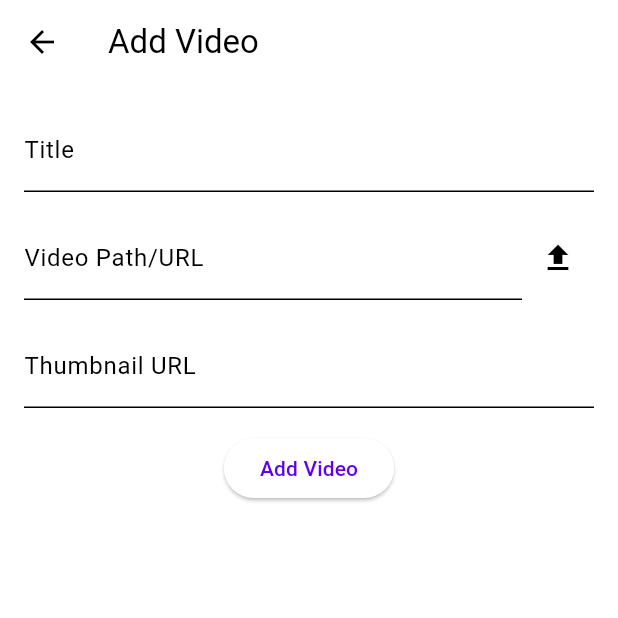
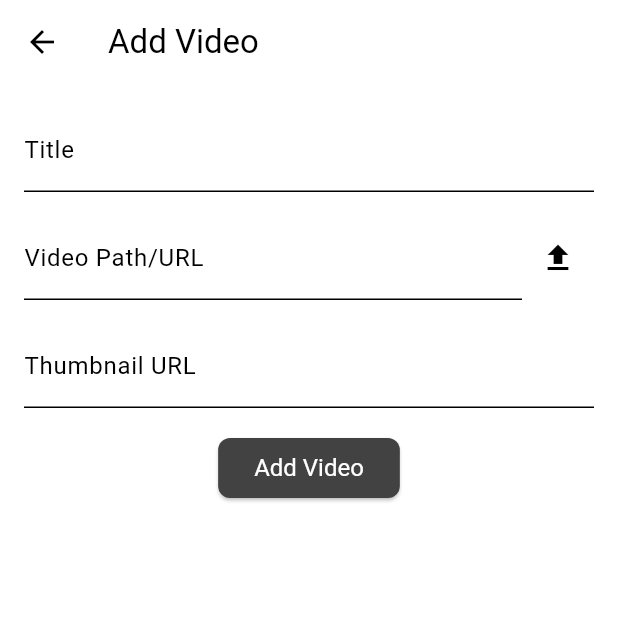
Before and after one commit to Vansh-Bh/video_notes_app, a Flutter app: the screen it shows after launch, after a tap on the "add" icon, on a phone screen of 412 x 824 dp, the top half of it. Run offline on Flutter 3.47's test engine with Material 3 defaults, Android fonts, the phone set to English and light mode, and no system bars; our stand-ins replace file_picker, get, get_storage; missing offline and left inert: flutter_quill, media_kit, media_kit_video.

Commit message:
fix: button theme and theme preference storage

```diff
--- a/lib/main.dart
+++ b/lib/main.dart
@@ -1,12 +1,14 @@
 import 'package:flutter/material.dart';
 import 'package:get/get.dart';
+import 'package:get_storage/get_storage.dart';
 import 'package:media_kit/media_kit.dart';
 import 'package:video_notes_app/theme_changer.dart';
 
 import 'modules/home/home_binding.dart';
 import 'routes/app_pages.dart';
 
-void main() {
+void main() async {
+  await GetStorage.init();
   WidgetsFlutterBinding.ensureInitialized();
   MediaKit.ensureInitialized();
   runApp(MyApp());
--- a/lib/theme_changer.dart
+++ b/lib/theme_changer.dart
@@ -3,7 +3,7 @@ import 'package:get/get.dart';
 import 'package:get_storage/get_storage.dart';
 
 class ThemeService extends GetxController {
-  final _box = GetStorage();
+  final _box = GetStorage(); // Initialize GetStorage for saving theme preferences.
   final _key = 'isDarkMode';
 
   RxBool isDarkMode = false.obs;
@@ -18,20 +18,40 @@ class ThemeService extends GetxController {
 
   _saveThemeToBox(bool isDarkMode) => _box.write(_key, isDarkMode);
 
+  // Switch between light and dark themes.
   void switchTheme() {
     isDarkMode.value = !isDarkMode.value;
     Get.changeThemeMode(isDarkMode.value ? ThemeMode.dark : ThemeMode.light);
     _saveThemeToBox(isDarkMode.value);
   }
 }
+
 class MyAppThemes {
+  // light theme data
   static final lightTheme = ThemeData(
     scaffoldBackgroundColor: Colors.white,
-    colorScheme: ColorScheme.light(),
+    colorScheme: const ColorScheme.light(),
+    elevatedButtonTheme: ElevatedButtonThemeData(
+      style: TextButton.styleFrom(
+          backgroundColor: Colors.grey[800],
+          textStyle: const TextStyle(fontSize: 16, color: Colors.white),
+          foregroundColor: Colors.white,
+          shape:
+              RoundedRectangleBorder(borderRadius: BorderRadius.circular(8))),
+    ),
   );
-
+  // dark theme data
   static final darkTheme = ThemeData(
     scaffoldBackgroundColor: Colors.black,
-    colorScheme: ColorScheme.dark(),
+    colorScheme: const ColorScheme.dark(),
+    elevatedButtonTheme: ElevatedButtonThemeData(
+      style: TextButton.styleFrom(
+          backgroundColor: Colors.white,
+          textStyle: const TextStyle(
+              fontSize: 16, color: Colors.white, fontWeight: FontWeight.bold),
+          foregroundColor: Colors.black,
+          shape:
+              RoundedRectangleBorder(borderRadius: BorderRadius.circular(8))),
+    ),
   );
 }
```
